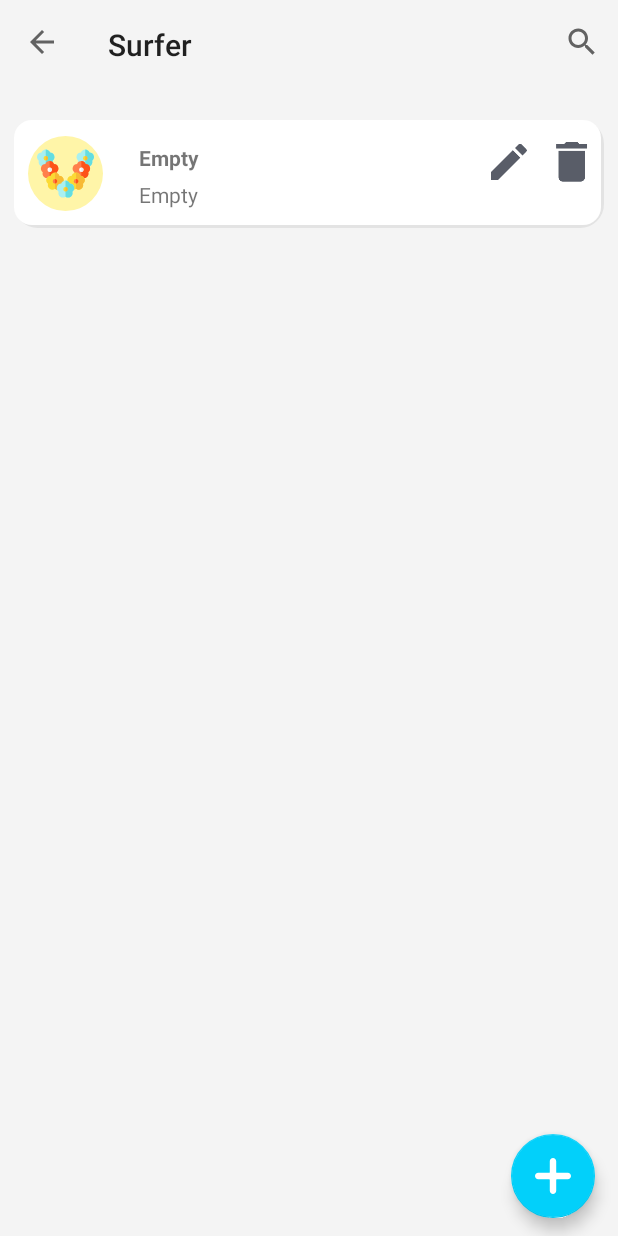
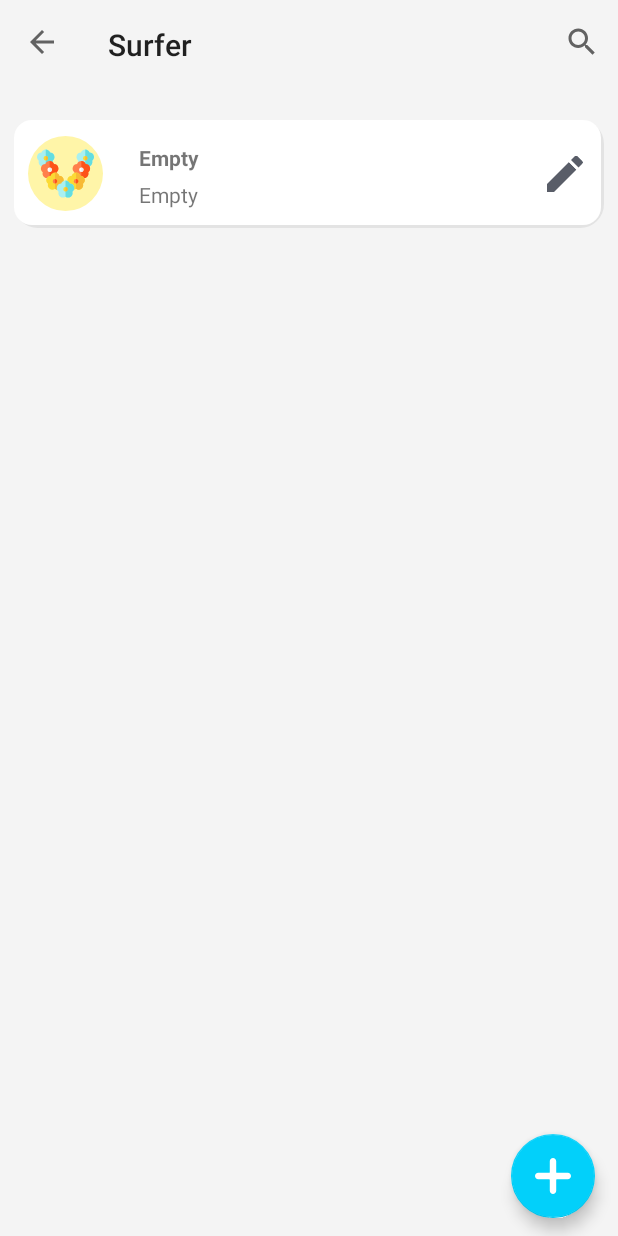
Before and after one commit to yanfalcao/HorizonDesafio, an Android app: the SurfersListActivity screen opened directly, with no data from a screen before it, on a phone screen of 412 x 824 dp. Run offline under Robolectric (Android 15) with nearby library versions, the phone set to English and light mode, and no system bars; our stand-ins replace ButterKnife.

Commit message:
Style: Remove delete icon e coloca a logica de deleção do registro na tela de edição.

```diff
--- a/MundialSurf/app/build.gradle
+++ b/MundialSurf/app/build.gradle
@@ -4,7 +4,7 @@ android {
     compileSdkVersion 28
     defaultConfig {
         applicationId "br.com.yanfalcao.mundialsurf"
-        minSdkVersion 17
+        minSdkVersion 20
         targetSdkVersion 28
         versionCode 1
         versionName "1.0"
--- a/MundialSurf/app/src/main/java/br/com/yanfalcao/mundialsurf/view/MainMenu.java
+++ b/MundialSurf/app/src/main/java/br/com/yanfalcao/mundialsurf/view/MainMenu.java
@@ -1,12 +1,10 @@
 package br.com.yanfalcao.mundialsurf.view;
 
 import android.animation.ArgbEvaluator;
-import android.content.Intent;
 import android.support.v4.view.PagerAdapter;
 import android.support.v4.view.ViewPager;
 import android.support.v7.app.AppCompatActivity;
 import android.os.Bundle;
-import android.widget.Adapter;
 
 import java.util.ArrayList;
 import java.util.HashMap;
@@ -14,7 +12,6 @@ import java.util.List;
 import java.util.Map;
 
 import br.com.yanfalcao.mundialsurf.R;
-import br.com.yanfalcao.mundialsurf.view.surfersViews.SurfersListActivity;
 import butterknife.BindView;
 import butterknife.ButterKnife;
 
--- a/MundialSurf/app/src/main/java/br/com/yanfalcao/mundialsurf/view/surfersViews/surferRecycleView/LineHolder.java
+++ b/MundialSurf/app/src/main/java/br/com/yanfalcao/mundialsurf/view/surfersViews/surferRecycleView/LineHolder.java
@@ -13,7 +13,6 @@ public class LineHolder extends RecyclerView.ViewHolder{
     public TextView name;
     public TextView country;
     public ImageView setting;
-    public ImageView trash;
     public ImageView avatarImage;
 
     public LineHolder(View itemView) {
@@ -21,7 +20,6 @@ public class LineHolder extends RecyclerView.ViewHolder{
         name = itemView.findViewById(R.id.namee);
         country = itemView.findViewById(R.id.countryy);
         setting = itemView.findViewById(R.id.setting);
-        trash = itemView.findViewById(R.id.trash);
         avatarImage = itemView.findViewById(R.id.avatar_image);
     }
 }
--- a/MundialSurf/app/src/main/res/layout/surfers_line_view.xml
+++ b/MundialSurf/app/src/main/res/layout/surfers_line_view.xml
@@ -48,29 +48,19 @@
 
     </LinearLayout>
 
-    <RelativeLayout
+    <FrameLayout
         android:layout_width="match_parent"
-        android:layout_height="match_parent">
+        android:layout_height="wrap_content"
+        android:layout_gravity="center_vertical">
 
         <ImageView
             android:id="@+id/setting"
             android:layout_width="wrap_content"
             android:layout_height="wrap_content"
-            android:layout_toStartOf="@id/trash"
-            android:layout_marginTop="12dp"
             android:layout_marginEnd="10dp"
+            android:layout_gravity="right"
             android:src="@drawable/icons_edit" />
 
-        <ImageView
-            android:id="@+id/trash"
-            android:layout_width="wrap_content"
-            android:layout_height="wrap_content"
-            android:layout_alignParentRight="true"
-            android:layout_marginTop="12dp"
-            android:layout_marginRight="5dp"
-            android:contentDescription="TODO"
-            android:src="@drawable/icons_trash" />
-
-    </RelativeLayout>
+    </FrameLayout>
 
 </LinearLayout>
```
Also changed, not shown: MundialSurf/app/src/main/java/br/com/yanfalcao/mundialsurf/view/surfersViews/surferRecycleView/LineAdapterSurfer.java (+0 -9 lines), MundialSurf/app/src/main/res/drawable/ic_delete.xml (added, +12 -0 lines), MundialSurf/app/src/main/res/layout/activity_edit_surfer.xml (+20 -1 lines).
